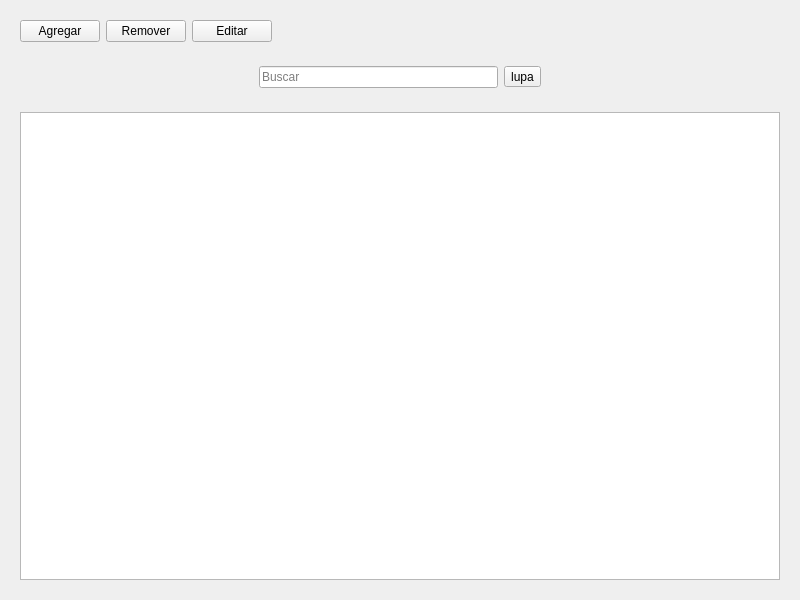
Ing-chuck/Aguara_POS, file src/modules/inventory_manager/inventorywidget.ui: the form before one commit.
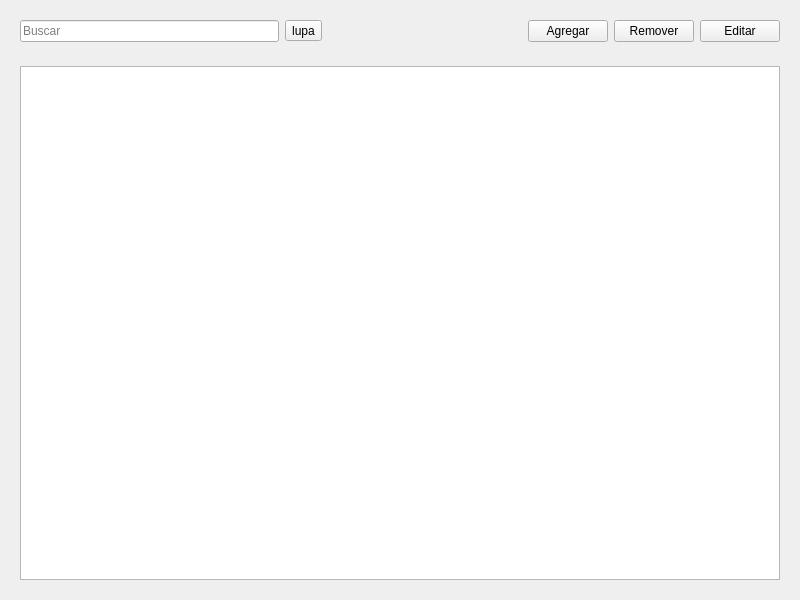
The form after the commit. Icons and pictures are not drawn.

Diff of the .ui file:
```diff
--- a/src/modules/inventory_manager/inventorywidget.ui
+++ b/src/modules/inventory_manager/inventorywidget.ui
@@ -18,67 +18,14 @@
     <widget class="QWidget" name="buttonBar" native="true">
      <layout class="QHBoxLayout" name="horizontalLayout">
       <item>
-       <widget class="QPushButton" name="pushButton">
-        <property name="text">
-         <string>Agregar</string>
-        </property>
-       </widget>
-      </item>
-      <item>
-       <widget class="QPushButton" name="pushButton_2">
-        <property name="text">
-         <string>Remover</string>
-        </property>
-       </widget>
-      </item>
-      <item>
-       <widget class="QPushButton" name="pushButton_3">
-        <property name="text">
-         <string>Editar</string>
-        </property>
-       </widget>
-      </item>
-      <item>
-       <spacer name="horizontalSpacer">
-        <property name="orientation">
-         <enum>Qt::Horizontal</enum>
-        </property>
-        <property name="sizeHint" stdset="0">
-         <size>
-          <width>40</width>
-          <height>20</height>
-         </size>
-        </property>
-       </spacer>
-      </item>
-     </layout>
-    </widget>
-   </item>
-   <item>
-    <widget class="QWidget" name="searchWidget" native="true">
-     <layout class="QHBoxLayout" name="horizontalLayout_3">
-      <item>
-       <spacer name="horizontalSpacer_2">
-        <property name="orientation">
-         <enum>Qt::Horizontal</enum>
-        </property>
-        <property name="sizeHint" stdset="0">
-         <size>
-          <width>40</width>
-          <height>20</height>
-         </size>
-        </property>
-       </spacer>
-      </item>
-      <item>
-       <widget class="QLineEdit" name="lineEdit">
+       <widget class="QLineEdit" name="itemSearch">
         <property name="placeholderText">
          <string>Buscar</string>
         </property>
        </widget>
       </item>
       <item>
-       <widget class="QToolButton" name="searchButton">
+       <widget class="QToolButton" name="itemSearchButton">
         <property name="text">
          <string>lupa</string>
         </property>
@@ -89,18 +36,42 @@
        </widget>
       </item>
       <item>
-       <spacer name="horizontalSpacer_3">
+       <spacer name="horizontalSpacer">
         <property name="orientation">
          <enum>Qt::Horizontal</enum>
         </property>
+        <property name="sizeType">
+         <enum>QSizePolicy::Minimum</enum>
+        </property>
         <property name="sizeHint" stdset="0">
          <size>
-          <width>40</width>
+          <width>200</width>
           <height>20</height>
          </size>
         </property>
        </spacer>
       </item>
+      <item>
+       <widget class="QPushButton" name="itemAddButton">
+        <property name="text">
+         <string>Agregar</string>
+        </property>
+       </widget>
+      </item>
+      <item>
+       <widget class="QPushButton" name="itemRemoveButton">
+        <property name="text">
+         <string>Remover</string>
+        </property>
+       </widget>
+      </item>
+      <item>
+       <widget class="QPushButton" name="itemEditButton">
+        <property name="text">
+         <string>Editar</string>
+        </property>
+       </widget>
+      </item>
      </layout>
     </widget>
    </item>
@@ -109,8 +80,20 @@
      <layout class="QVBoxLayout" name="verticalLayout_2">
       <item>
        <widget class="QTableView" name="tableView">
+        <property name="editTriggers">
+         <set>QAbstractItemView::NoEditTriggers</set>
+        </property>
+        <property name="selectionMode">
+         <enum>QAbstractItemView::SingleSelection</enum>
+        </property>
+        <property name="selectionBehavior">
+         <enum>QAbstractItemView::SelectRows</enum>
+        </property>
+        <property name="sortingEnabled">
+         <bool>true</bool>
+        </property>
         <property name="cornerButtonEnabled">
-         <bool>false</bool>
+         <bool>true</bool>
         </property>
         <attribute name="horizontalHeaderCascadingSectionResizes">
          <bool>true</bool>
```
